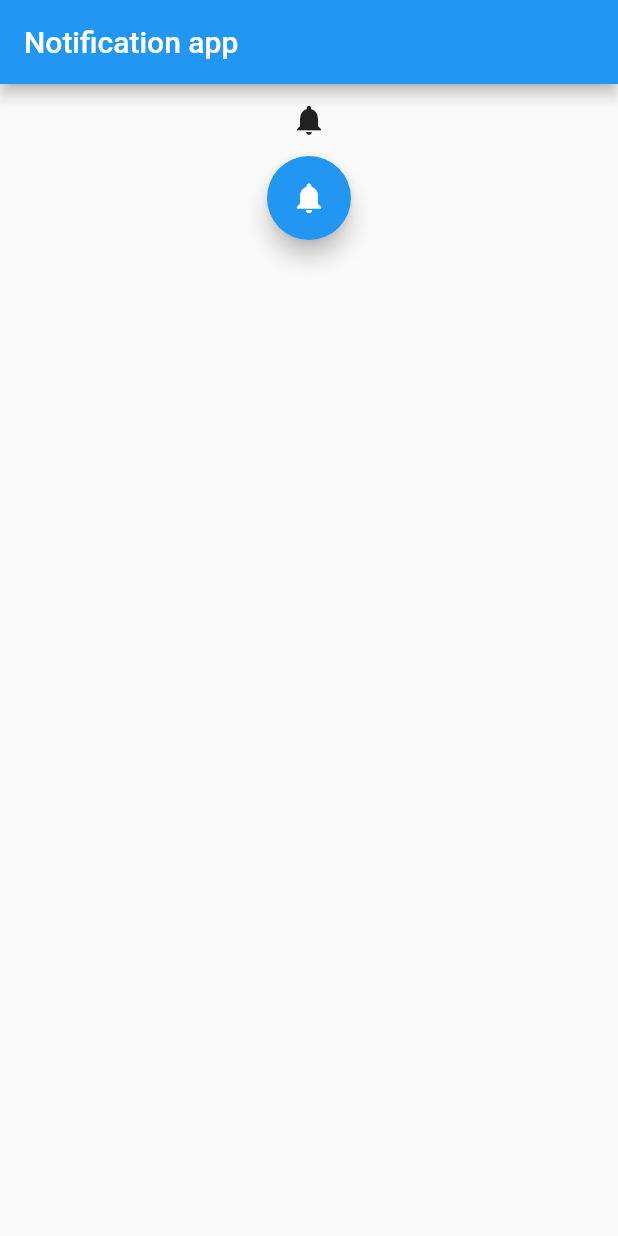
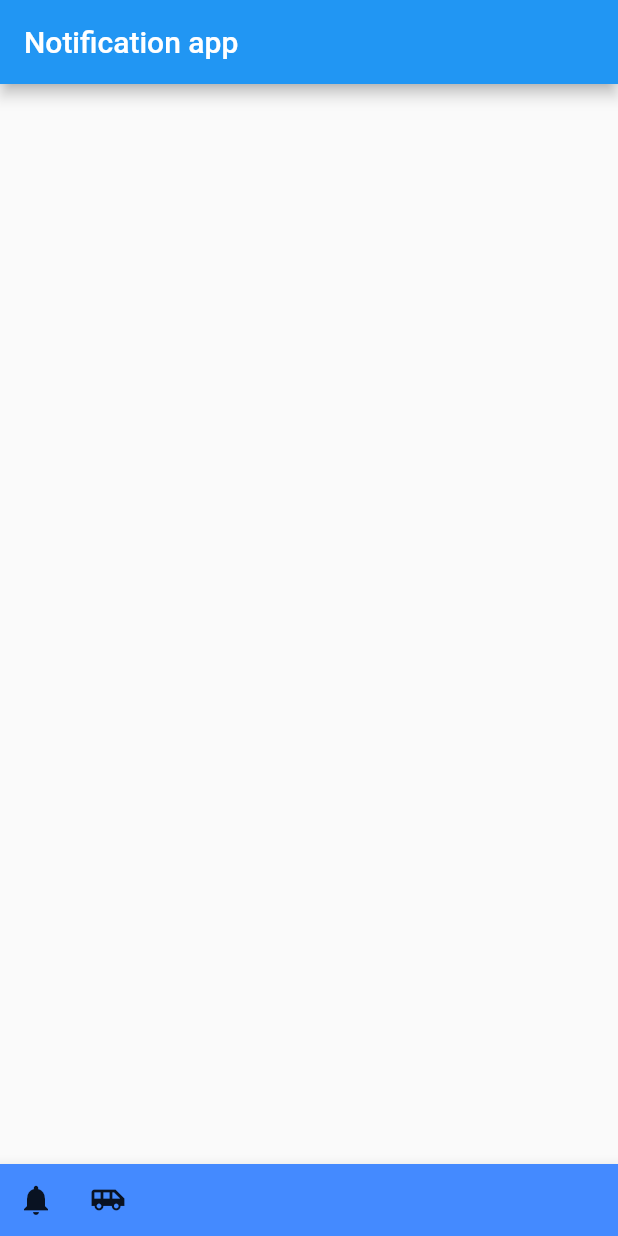
Before and after one commit to Jate1601/Notification, a Flutter app: the screen it shows after launch, after a tap on the "notifications" icon, on a phone screen of 412 x 824 dp. Run offline on Flutter 3.47's test engine with Material 2 defaults, Android fonts, the phone set to English and light mode, and no system bars; our stand-ins replace flutter_local_notifications.

Commit message:
New layout with the icon buttons

```diff
--- a/lib/main.dart
+++ b/lib/main.dart
@@ -2,73 +2,80 @@ import 'package:flutter/rendering.dart';
 
 import 'notification.dart';
 import 'package:flutter/material.dart';
-import 'package:flutter_local_notifications/flutter_local_notifications.dart';  // For heads-up notificaions
+import 'package:flutter_local_notifications/flutter_local_notifications.dart'; // For heads-up notificaions
 
 void main() => runApp(new MaterialApp(home: new MyApp()));
 
-class MyApp extends StatefulWidget{
+class MyApp extends StatefulWidget {
   @override
   _MyAppState createState() => _MyAppState();
 }
 
-class _MyAppState extends State<MyApp>{
+class _MyAppState extends State<MyApp> {
   FlutterLocalNotificationsPlugin flutterLocalNotificationsPlugin;
+
   @override
-
-  void initState(){
+  void initState() {
     super.initState();
     flutterLocalNotificationsPlugin = new FlutterLocalNotificationsPlugin();
-    var android = new  AndroidInitializationSettings('@mipmap/ic_launcher');
+    var android = new AndroidInitializationSettings('@mipmap/ic_launcher');
     var IOS = new IOSInitializationSettings();
     var initSettings = new InitializationSettings(android, IOS);
     flutterLocalNotificationsPlugin.initialize(initSettings);
   }
-  Future<void> initSettings(String payload){
+
+  Future<void> initSettings(String payload) {
     debugPrint("payload: $payload");
-    showDialog(context: context, builder: (_)=> new AlertDialog(
+    showDialog(
+        context: context,
+        builder: (_) => new AlertDialog(
               title: Text('Notification'),
               content: Text('Payload'),
             ));
   }
 
-
-  Future<void> _showNotification() async{
+  Future<void> _showNotification(String title, String payload_text) async {
     var androidPlatformChannelSpecifics = AndroidNotificationDetails(
-      'channel_id', 'channel_name', 'description', importance: Importance.Max, priority: Priority.High  , ticker: 'ticker');
+        'channel_id', 'channel_name', 'description',
+        importance: Importance.Max, priority: Priority.High, ticker: 'ticker');
     var IOSPlatformChannelSpecifics = IOSNotificationDetails();
     var platformChannelSpecifics = NotificationDetails(
         androidPlatformChannelSpecifics, IOSPlatformChannelSpecifics);
     await flutterLocalNotificationsPlugin.show(
-      0, notifications.heads_up, notifications.notification, platformChannelSpecifics, payload:'item x');
+        0, title, payload_text, platformChannelSpecifics,
+        payload: 'item x');
   }
-
 
   @override
   Widget build(BuildContext context) {
-    debugPaintSizeEnabled = true;
+    //debugPaintSizeEnabled = true;
     return Scaffold(
       appBar: new AppBar(
         title: Text(notifications.main_title),
       ),
-      body:Center(
-      child:Column(children: <Widget>[
+
+      bottomNavigationBar: BottomAppBar(
+          child: Container(
+            child: Row(
+              children: <Widget>[
                 IconButton(
                   icon: Icon(Icons.notifications),
-          onPressed: () async{
-            await _showNotification();
+                  onPressed: () async {
+                    //await _showNotification();
+                    await _showNotification("Icon Left", "You drank enough water");
                   },
                 ),
-
-        FloatingActionButton(
-          child: Icon(Icons.notifications),
-          onPressed: () async{
-            await _showNotification();
+                IconButton(
+                  icon: Icon(Icons.airport_shuttle),
+                  onPressed: () async {
+                    await _showNotification(
+                        "Icon Right", "Time to drink your water");
                   },
                 )
-
               ],
             ),
-      ),
+              color: Colors.blueAccent,
+      )),
     );
   }
 }
```
Lines whose indentation alone changed are shown as unchanged.
